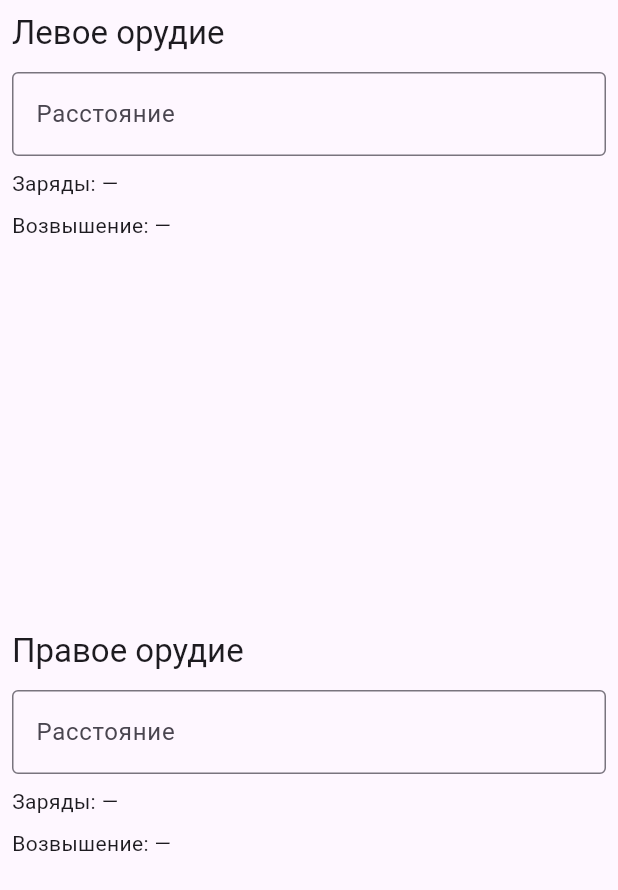
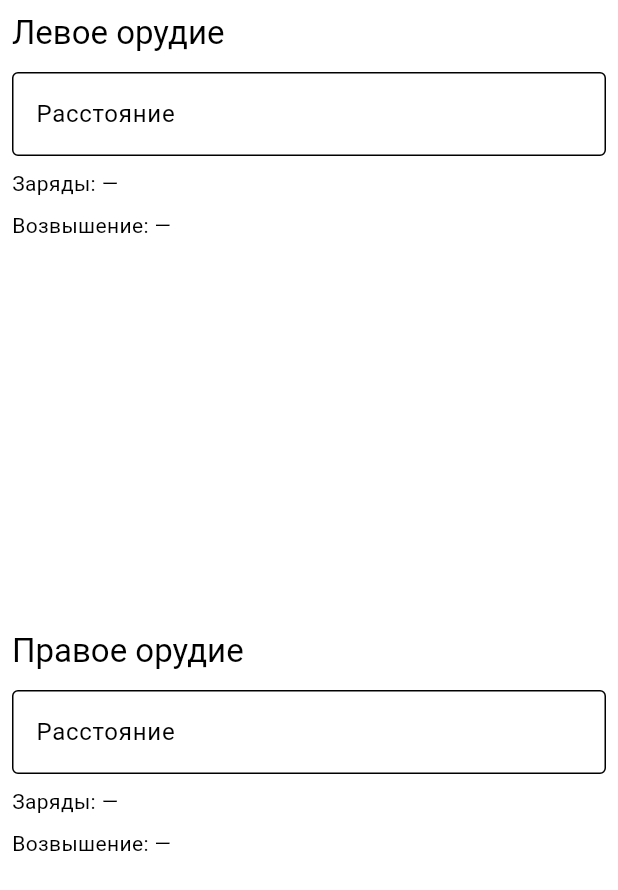
Before and after one commit to UltraMurlock/iron-nest-ballistic-calculator, a Flutter app: the screen it shows after launch, on a phone screen of 412 x 824 dp. Shown: the top 890 px of the screen. Run offline on Flutter 3.47's test engine with Material 3 defaults, Android fonts, the phone set to English and light mode, and no system bars.

Commit message:
feat: dark theme

```diff
--- a/lib/main.dart
+++ b/lib/main.dart
@@ -10,7 +10,17 @@ class MainApp extends StatelessWidget {
 
   @override
   Widget build(BuildContext context) {
-    return const MaterialApp(home: MainPage());
+    return MaterialApp(
+      theme: ThemeData(
+        brightness: Brightness.light,
+        colorScheme: ColorScheme.light(),
+      ),
+      darkTheme: ThemeData(
+        brightness: Brightness.dark,
+        colorScheme: ColorScheme.dark(),
+      ),
+      home: MainPage(),
+    );
   }
 }
 
```
